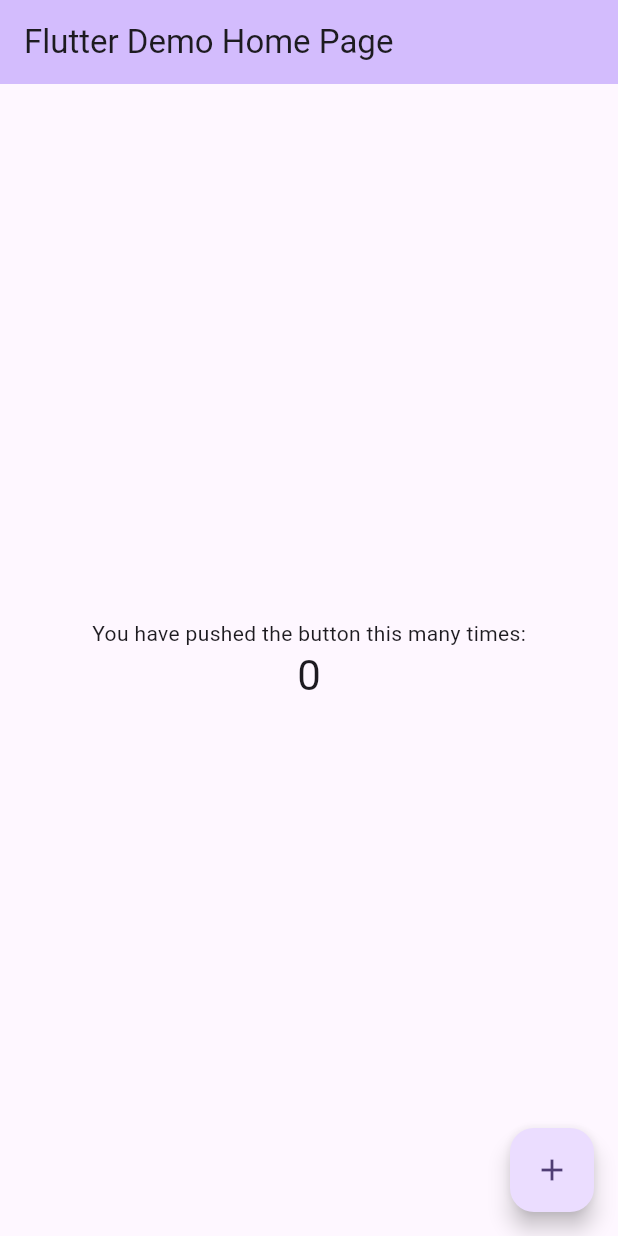
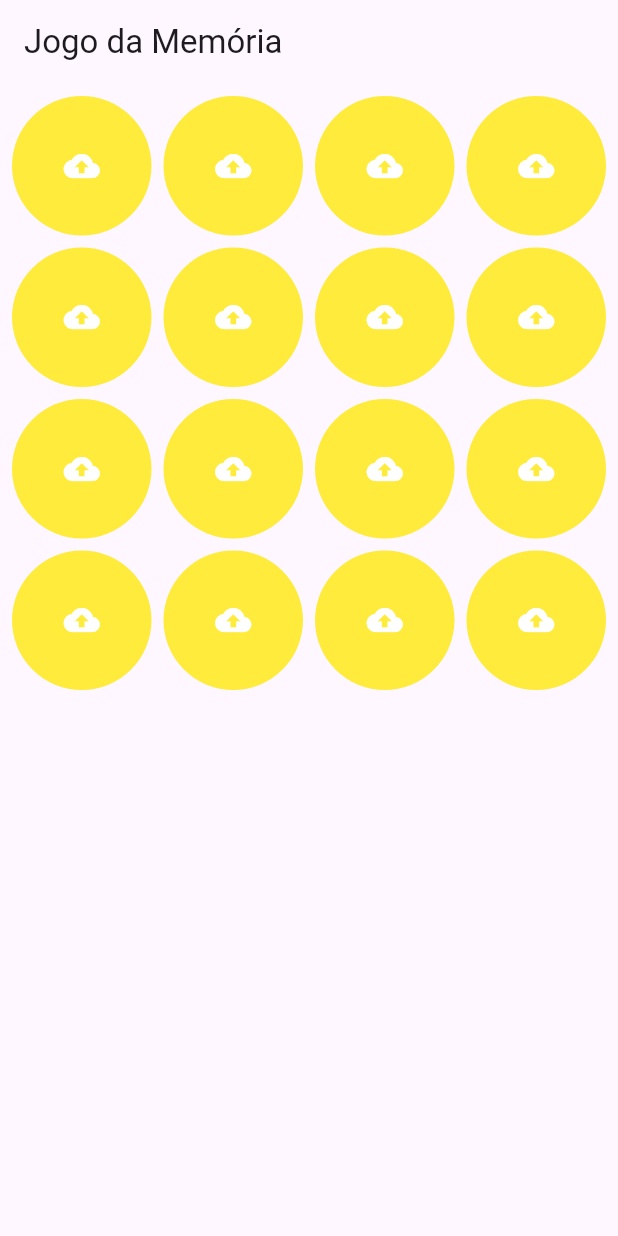
Before and after one commit to oJaciel/Memory-Game, a Flutter app: the screen it shows after launch, on a phone screen of 412 x 824 dp. Run offline on Flutter 3.47's test engine with Material 3 defaults, Android fonts, the phone set to English and light mode, and no system bars.

Commit message:
Tela do Jogo
Criada tela do jogo, e criado elemento para cada carta.

Criado método para duplicar a lista e fazer os pares das cartas.

```diff
--- /dev/null
+++ b/lib/components/game_card.dart
@@ -0,0 +1,21 @@
+import 'package:flutter/material.dart';
+import 'package:memory_game/models/memory_card.dart';
+
+class GameCard extends StatelessWidget {
+  const GameCard({super.key, required this.card});
+
+  final MemoryCard card;
+
+  @override
+  Widget build(BuildContext context) {
+    return Container(
+      decoration: BoxDecoration(borderRadius: BorderRadius.circular(8.0)),
+      child: IconButton(
+        onPressed: () {},
+        icon: card.icon,
+        color: Colors.white,
+        style: ButtonStyle(backgroundColor: WidgetStatePropertyAll(card.color)),
+      ),
+    );
+  }
+}
--- a/lib/main.dart
+++ b/lib/main.dart
@@ -1,4 +1,5 @@
 import 'package:flutter/material.dart';
+import 'package:memory_game/pages/game_page.dart';
 
 void main() {
   runApp(const MyApp());
@@ -6,117 +7,15 @@ void main() {
 
 class MyApp extends StatelessWidget {
   const MyApp({super.key});
-
-  // This widget is the root of your application.
   @override
   Widget build(BuildContext context) {
     return MaterialApp(
-      title: 'Flutter Demo',
+      title: 'Memory Game',
+      debugShowCheckedModeBanner: false,
       theme: ThemeData(
-        // This is the theme of your application.
-        //
-        // TRY THIS: Try running your application with "flutter run". You'll see
-        // the application has a purple toolbar. Then, without quitting the app,
-        // try changing the seedColor in the colorScheme below to Colors.green
-        // and then invoke "hot reload" (save your changes or press the "hot
-        // reload" button in a Flutter-supported IDE, or press "r" if you used
-        // the command line to start the app).
-        //
-        // Notice that the counter didn't reset back to zero; the application
-        // state is not lost during the reload. To reset the state, use hot
-        // restart instead.
-        //
-        // This works for code too, not just values: Most code changes can be
-        // tested with just a hot reload.
         colorScheme: ColorScheme.fromSeed(seedColor: Colors.deepPurple),
       ),
-      home: const MyHomePage(title: 'Flutter Demo Home Page'),
+      home: GamePage(),
     );
   }
 }
-
-class MyHomePage extends StatefulWidget {
-  const MyHomePage({super.key, required this.title});
-
-  // This widget is the home page of your application. It is stateful, meaning
-  // that it has a State object (defined below) that contains fields that affect
-  // how it looks.
-
-  // This class is the configuration for the state. It holds the values (in this
-  // case the title) provided by the parent (in this case the App widget) and
-  // used by the build method of the State. Fields in a Widget subclass are
-  // always marked "final".
-
-  final String title;
-
-  @override
-  State<MyHomePage> createState() => _MyHomePageState();
-}
-
-class _MyHomePageState extends State<MyHomePage> {
-  int _counter = 0;
-
-  void _incrementCounter() {
-    setState(() {
-      // This call to setState tells the Flutter framework that something has
-      // changed in this State, which causes it to rerun the build method below
-      // so that the display can reflect the updated values. If we changed
-      // _counter without calling setState(), then the build method would not be
-      // called again, and so nothing would appear to happen.
-      _counter++;
-    });
-  }
-
-  @override
-  Widget build(BuildContext context) {
-    // This method is rerun every time setState is called, for instance as done
-    // by the _incrementCounter method above.
-    //
-    // The Flutter framework has been optimized to make rerunning build methods
-    // fast, so that you can just rebuild anything that needs updating rather
-    // than having to individually change instances of widgets.
-    return Scaffold(
-      appBar: AppBar(
-        // TRY THIS: Try changing the color here to a specific color (to
-        // Colors.amber, perhaps?) and trigger a hot reload to see the AppBar
-        // change color while the other colors stay the same.
-        backgroundColor: Theme.of(context).colorScheme.inversePrimary,
-        // Here we take the value from the MyHomePage object that was created by
-        // the App.build method, and use it to set our appbar title.
-        title: Text(widget.title),
-      ),
-      body: Center(
-        // Center is a layout widget. It takes a single child and positions it
-        // in the middle of the parent.
-        child: Column(
-          // Column is also a layout widget. It takes a list of children and
-          // arranges them vertically. By default, it sizes itself to fit its
-          // children horizontally, and tries to be as tall as its parent.
-          //
-          // Column has various properties to control how it sizes itself and
-          // how it positions its children. Here we use mainAxisAlignment to
-          // center the children vertically; the main axis here is the vertical
-          // axis because Columns are vertical (the cross axis would be
-          // horizontal).
-          //
-          // TRY THIS: Invoke "debug painting" (choose the "Toggle Debug Paint"
-          // action in the IDE, or press "p" in the console), to see the
-          // wireframe for each widget.
-          mainAxisAlignment: MainAxisAlignment.center,
-          children: <Widget>[
-            const Text('You have pushed the button this many times:'),
-            Text(
-              '$_counter',
-              style: Theme.of(context).textTheme.headlineMedium,
-            ),
-          ],
-        ),
-      ),
-      floatingActionButton: FloatingActionButton(
-        onPressed: _incrementCounter,
-        tooltip: 'Increment',
-        child: const Icon(Icons.add),
-      ), // This trailing comma makes auto-formatting nicer for build methods.
-    );
-  }
-}
--- a/lib/models/game_provider.dart
+++ b/lib/models/game_provider.dart
@@ -31,7 +31,12 @@ class GameProvider {
     for (var i = 0; i < 8; i++) {
       list.add(createCard());
     }
-
     return list;
   }
+
+  List<MemoryCard> DuplicateAndShuffleList(List<MemoryCard> list) {
+    List<MemoryCard> duplicatedList = [...list, ...list];
+    duplicatedList.shuffle(Random());
+    return duplicatedList;
+  }
 }
--- /dev/null
+++ b/lib/pages/game_page.dart
@@ -0,0 +1,41 @@
+import 'package:flutter/material.dart';
+import 'package:memory_game/components/game_card.dart';
+import 'package:memory_game/models/game_provider.dart';
+import 'package:memory_game/models/memory_card.dart';
+
+class GamePage extends StatefulWidget {
+  const GamePage({super.key});
+
+  @override
+  State<GamePage> createState() => _GamePageState();
+}
+
+class _GamePageState extends State<GamePage> {
+  List<MemoryCard> cardList = [];
+  late List<MemoryCard> doubleList = GameProvider().DuplicateAndShuffleList(cardList);
+
+  @override
+  void initState() {
+    super.initState();
+    cardList = GameProvider().createGameCards();
+  }
+
+  @override
+  Widget build(BuildContext context) {
+    return Scaffold(
+      appBar: AppBar(title: Text('Jogo da Memória')),
+      body: Padding(
+        padding: const EdgeInsets.all(8.0),
+        child: GridView.builder(
+          itemCount: doubleList.length,
+          gridDelegate: const SliverGridDelegateWithFixedCrossAxisCount(
+            crossAxisCount: 4, // 4 colunas
+            crossAxisSpacing: 8,
+            mainAxisSpacing: 8,
+          ),
+          itemBuilder: (ctx, i) => GameCard(card: doubleList[i]),
+        ),
+      ),
+    );
+  }
+}
```
